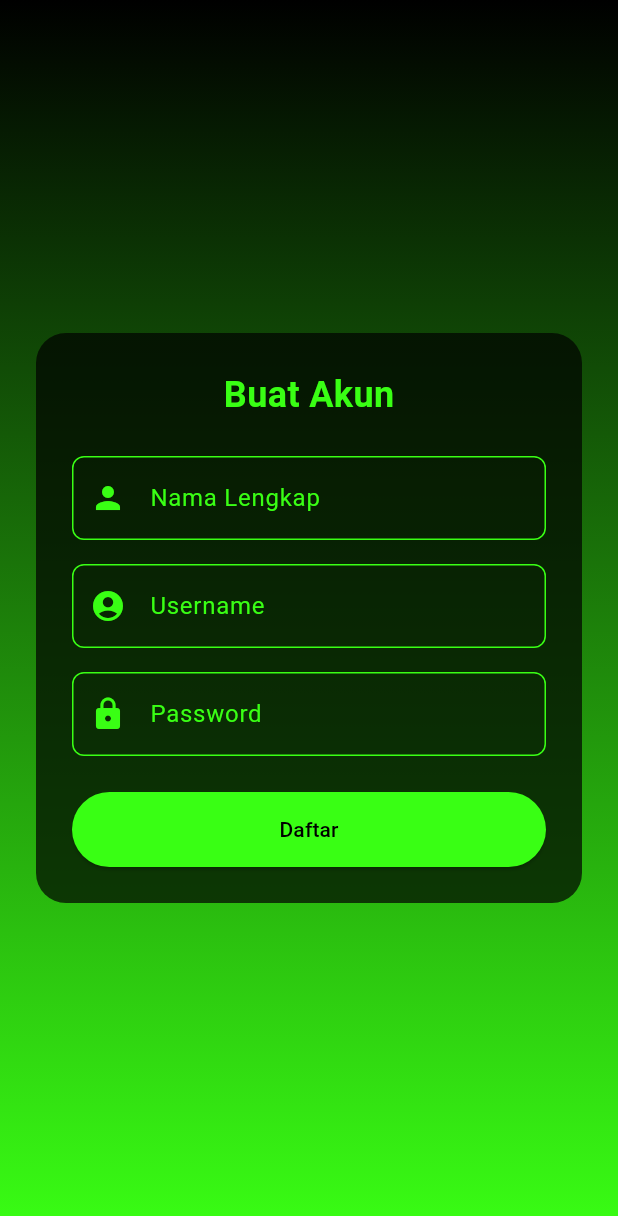
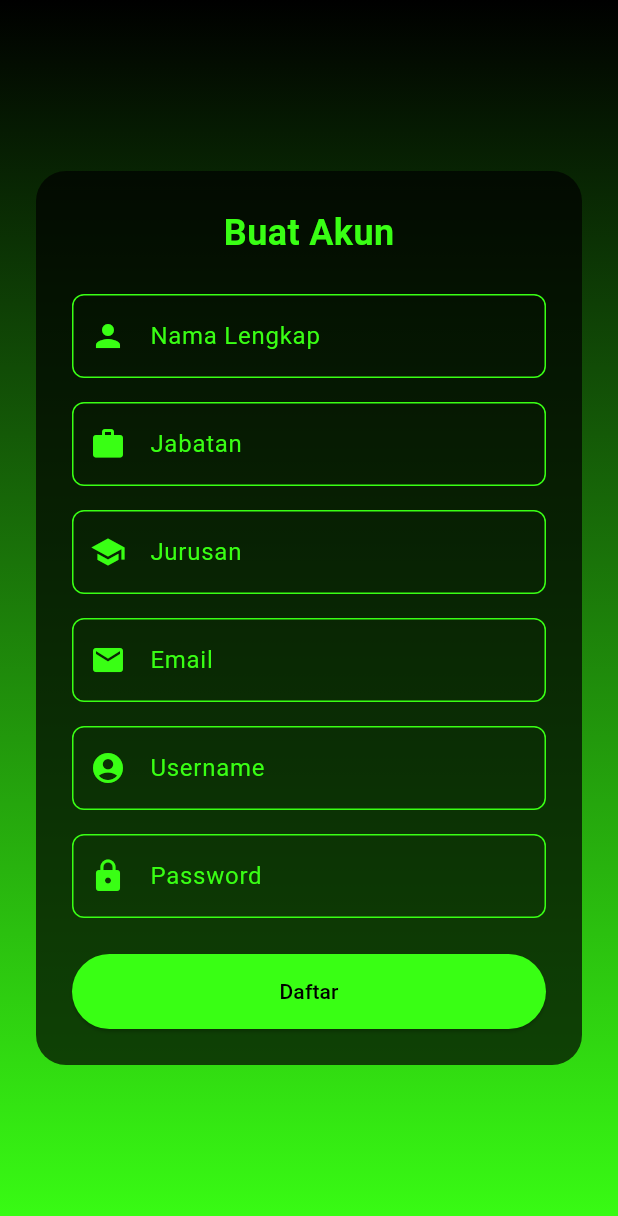
Before and after one commit to comatsu91/my_flutter, a Flutter app: the screen it shows after launch, after a tap on "Buat Akun", on a phone screen of 412 x 824 dp. Shown: the top 1216 px of the screen. Run offline on Flutter 3.47's test engine with Material 3 defaults, Android fonts, the phone set to English and light mode, and no system bars.

Commit message:
merubah data register

```diff
--- a/lib/register_page.dart
+++ b/lib/register_page.dart
@@ -11,6 +11,9 @@ class RegisterPage extends StatefulWidget {
 
 class _RegisterPageState extends State<RegisterPage> {
   final TextEditingController _nameController = TextEditingController();
+  final TextEditingController _jabatanController = TextEditingController();
+  final TextEditingController _jurusanController = TextEditingController();
+  final TextEditingController _emailController = TextEditingController();
   final TextEditingController _usernameController = TextEditingController();
   final TextEditingController _passwordController = TextEditingController();
 
@@ -21,6 +24,9 @@ class _RegisterPageState extends State<RegisterPage> {
     String password = _passwordController.text;
 
     if (_nameController.text.isNotEmpty &&
+        _jabatanController.text.isNotEmpty &&
+        _jurusanController.text.isNotEmpty &&
+        _emailController.text.isNotEmpty &&
         username.isNotEmpty &&
         password.isNotEmpty) {
       widget.onRegister(username, password);
@@ -30,6 +36,32 @@ class _RegisterPageState extends State<RegisterPage> {
         context,
       ).showSnackBar(SnackBar(content: Text('Semua field harus diisi!')));
     }
+  }
+
+  Widget buildTextField({
+    required String label,
+    required IconData icon,
+    required TextEditingController controller,
+    bool obscure = false,
+  }) {
+    return TextField(
+      controller: controller,
+      obscureText: obscure,
+      style: TextStyle(color: neonGreen),
+      decoration: InputDecoration(
+        labelText: label,
+        labelStyle: TextStyle(color: neonGreen),
+        prefixIcon: Icon(icon, color: neonGreen),
+        enabledBorder: OutlineInputBorder(
+          borderSide: BorderSide(color: neonGreen),
+          borderRadius: BorderRadius.circular(8),
+        ),
+        focusedBorder: OutlineInputBorder(
+          borderSide: BorderSide(color: neonGreen),
+          borderRadius: BorderRadius.circular(8),
+        ),
+      ),
+    );
   }
 
   @override
@@ -53,6 +85,7 @@ class _RegisterPageState extends State<RegisterPage> {
               color: Colors.black.withOpacity(0.7),
               borderRadius: BorderRadius.circular(20),
             ),
+            child: SingleChildScrollView(
               child: Column(
                 mainAxisSize: MainAxisSize.min,
                 children: [
@@ -65,59 +98,41 @@ class _RegisterPageState extends State<RegisterPage> {
                     ),
                   ),
                   SizedBox(height: 24),
-                TextField(
+                  buildTextField(
+                    label: 'Nama Lengkap',
+                    icon: Icons.person,
                     controller: _nameController,
-                  style: TextStyle(color: neonGreen),
-                  decoration: InputDecoration(
-                    labelText: 'Nama Lengkap',
-                    labelStyle: TextStyle(color: neonGreen),
-                    prefixIcon: Icon(Icons.person, color: neonGreen),
-                    enabledBorder: OutlineInputBorder(
-                      borderSide: BorderSide(color: neonGreen),
-                      borderRadius: BorderRadius.circular(8),
-                    ),
-                    focusedBorder: OutlineInputBorder(
-                      borderSide: BorderSide(color: neonGreen),
-                      borderRadius: BorderRadius.circular(8),
-                    ),
-                  ),
                   ),
                   SizedBox(height: 16),
-                TextField(
-                  controller: _usernameController,
-                  style: TextStyle(color: neonGreen),
-                  decoration: InputDecoration(
-                    labelText: 'Username',
-                    labelStyle: TextStyle(color: neonGreen),
-                    prefixIcon: Icon(Icons.account_circle, color: neonGreen),
-                    enabledBorder: OutlineInputBorder(
-                      borderSide: BorderSide(color: neonGreen),
-                      borderRadius: BorderRadius.circular(8),
-                    ),
-                    focusedBorder: OutlineInputBorder(
-                      borderSide: BorderSide(color: neonGreen),
-                      borderRadius: BorderRadius.circular(8),
-                    ),
-                  ),
+                  buildTextField(
+                    label: 'Jabatan',
+                    icon: Icons.work,
+                    controller: _jabatanController,
                   ),
                   SizedBox(height: 16),
-                TextField(
+                  buildTextField(
+                    label: 'Jurusan',
+                    icon: Icons.school,
+                    controller: _jurusanController,
+                  ),
+                  SizedBox(height: 16),
+                  buildTextField(
+                    label: 'Email',
+                    icon: Icons.email,
+                    controller: _emailController,
+                  ),
+                  SizedBox(height: 16),
+                  buildTextField(
+                    label: 'Username',
+                    icon: Icons.account_circle,
+                    controller: _usernameController,
+                  ),
+                  SizedBox(height: 16),
+                  buildTextField(
+                    label: 'Password',
+                    icon: Icons.lock,
                     controller: _passwordController,
-                  obscureText: true,
-                  style: TextStyle(color: neonGreen),
-                  decoration: InputDecoration(
-                    labelText: 'Password',
-                    labelStyle: TextStyle(color: neonGreen),
-                    prefixIcon: Icon(Icons.lock, color: neonGreen),
-                    enabledBorder: OutlineInputBorder(
-                      borderSide: BorderSide(color: neonGreen),
-                      borderRadius: BorderRadius.circular(8),
-                    ),
-                    focusedBorder: OutlineInputBorder(
-                      borderSide: BorderSide(color: neonGreen),
-                      borderRadius: BorderRadius.circular(8),
-                    ),
-                  ),
+                    obscure: true,
                   ),
                   SizedBox(height: 24),
                   ElevatedButton(
@@ -137,6 +152,7 @@ class _RegisterPageState extends State<RegisterPage> {
             ),
           ),
         ),
+      ),
     );
   }
 }
```
Lines whose indentation alone changed are shown as unchanged.
